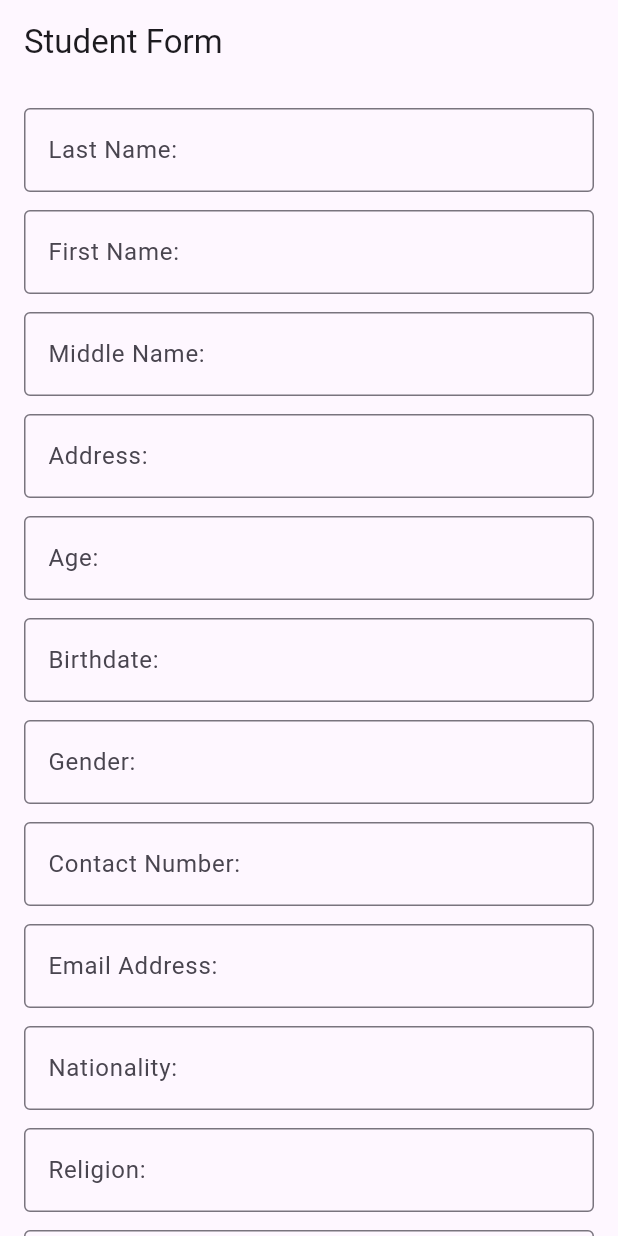
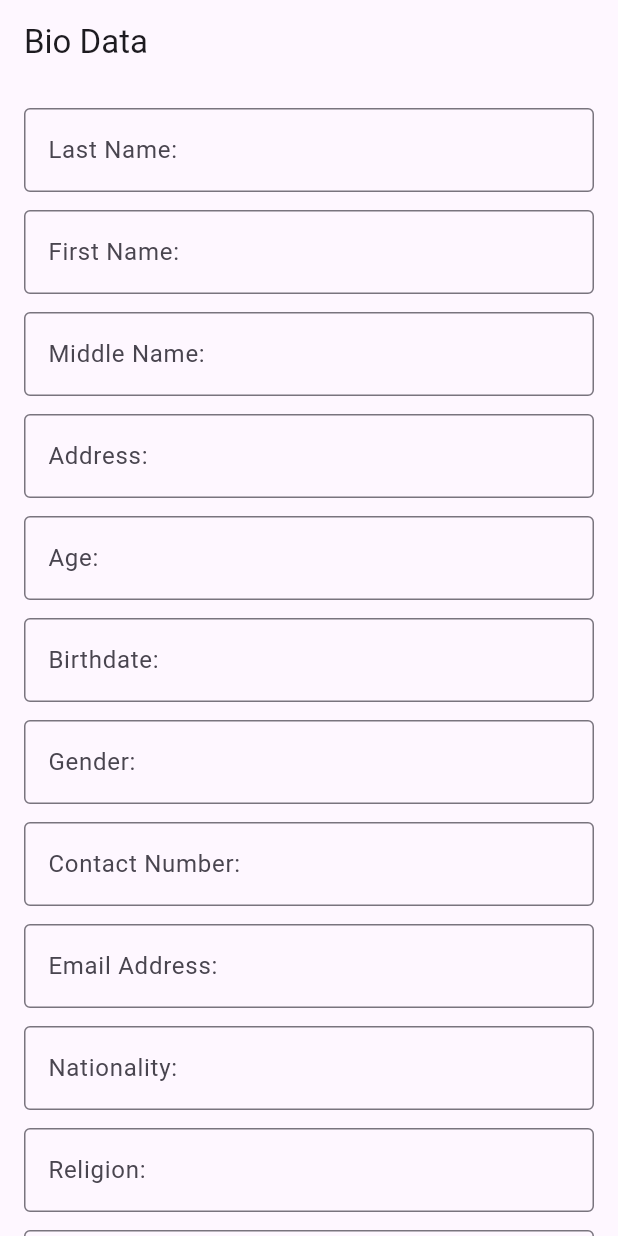
Before and after one commit to SynCod3X/BMCFinalsBiodataFirebase, a Flutter app: the screen it shows after launch, on a phone screen of 412 x 824 dp. Run offline on Flutter 3.47's test engine with Material 3 defaults, Android fonts, the phone set to English and light mode, and no system bars; our stand-ins replace cloud_firestore, firebase_core; accounts and stored records are empty.

Commit message:
Text Input Biodata with firebase setup

```diff
--- a/myapp/lib/form_page.dart
+++ b/myapp/lib/form_page.dart
@@ -98,7 +98,7 @@ class _FormPageState extends State<FormPage> {
   Widget build(BuildContext context) {
     return Scaffold(
       appBar: AppBar(
-        title: const Text('Student Form'),
+        title: const Text('Bio Data'),
       ),
       body: SingleChildScrollView(
         padding: const EdgeInsets.all(16),
```
